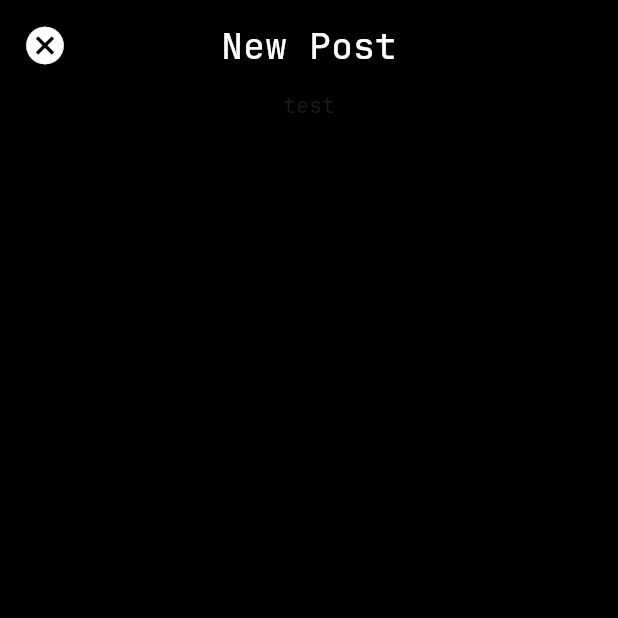
After one commit to msoham123/Rewind, a Flutter app: the NewPostPage screen opened directly, on a phone screen of 412 x 824 dp, the top half of it. The commit adds this screen. Run offline on Flutter 3.47's test engine with Material 2 defaults, Android fonts, the phone set to English and light mode, and no system bars; our stand-ins replace cloud_firestore, firebase_auth, firebase_core, location, page_transition; missing offline and left inert: ar_flutter_plugin, dart:js_interop; accounts and stored records are empty; network calls fail.

Commit message:
new post page started

```diff
--- a/lib/main.dart
+++ b/lib/main.dart
@@ -1,6 +1,7 @@
-import 'package:Rewind/ar_screen.dart';
-import 'package:Rewind/location_screen.dart';
+import 'package:firebase_core/firebase_core.dart';
 import 'package:flutter/material.dart';
+
+import "firebase_options.dart";
 import 'homepage.dart';
 
 void main() async {
--- /dev/null
+++ b/lib/newPost.dart
@@ -0,0 +1,53 @@
+import 'package:flutter/material.dart';
+import 'package:page_transition/page_transition.dart';
+
+class NewPostPage extends StatefulWidget {
+  const NewPostPage({super.key});
+
+  @override
+  State<NewPostPage> createState() => _NewPostPageState();
+}
+
+class _NewPostPageState extends State<NewPostPage> {
+  @override
+  Widget build(BuildContext context) {
+    return SafeArea(
+        child: Scaffold(
+            backgroundColor: Colors.black,
+            body: Column(
+              children: [
+                Padding(
+                  padding: const EdgeInsets.all(6),
+                  child: Row(
+                      mainAxisAlignment: MainAxisAlignment.spaceBetween,
+                      children: <Widget>[
+                        IconButton(
+                            padding: EdgeInsets.all(5),
+                            onPressed: () {
+                              Navigator.pop(
+                                  context,
+                                  PageTransition(
+                                      type: PageTransitionType.topToBottom,
+                                      child: NewPostPage()));
+                            },
+                            icon: Icon(Icons.cancel_sharp),
+                            iconSize: 30,
+                            color: Colors.white),
+                        Text("New Post",
+                            style: TextStyle(
+                                fontWeight: FontWeight.w500,
+                                color: Colors.white,
+                                fontSize: 24)),
+                        IconButton(
+                            padding: EdgeInsets.all(5),
+                            onPressed: () {},
+                            icon: Icon(Icons.people),
+                            iconSize: 28,
+                            color: Colors.transparent),
+                      ]),
+                ),
+                Text("test")
+              ],
+            )));
+  }
+}
--- a/pubspec.yaml
+++ b/pubspec.yaml
@@ -28,7 +28,6 @@ environment:
 # the latest version available on pub.dev. To see which dependencies have newer
 # versions available, run `flutter pub outdated`.
 dependencies:
-  page_transition: ^2.1.0
   flutter:
     sdk: flutter
   cupertino_icons: ^1.0.6
```
Also changed, not shown: lib/homepage.dart (+9 -2 lines), pubspec.lock, 2 other files.
